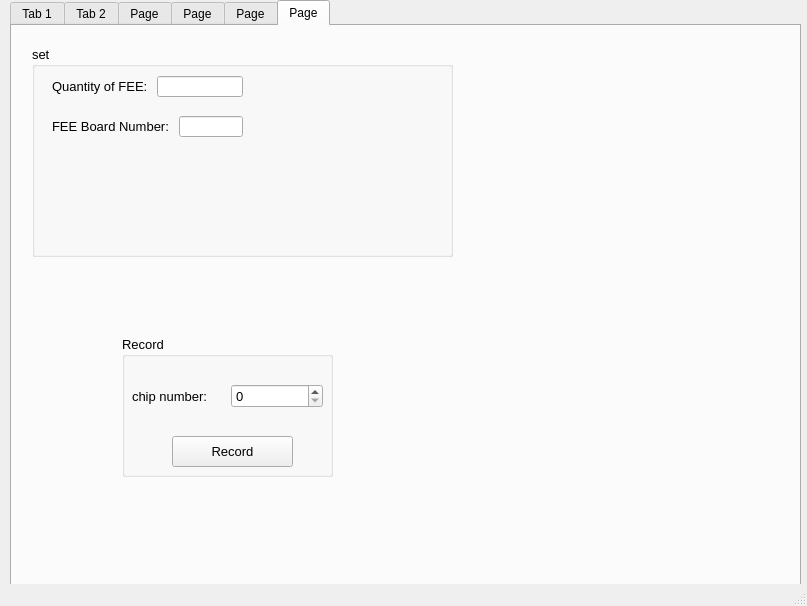
Dreamcatcher-aug/muon_Window, file mainwindow.ui: the form before one commit.
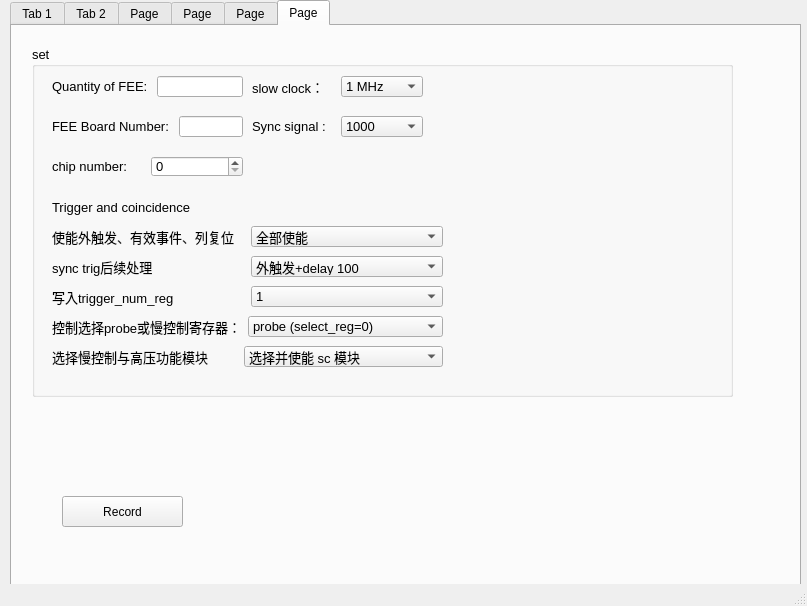
The form after the commit.

```diff
--- a/mainwindow.ui
+++ b/mainwindow.ui
@@ -4738,8 +4738,8 @@
        <rect>
         <x>20</x>
         <y>20</y>
-        <width>421</width>
-        <height>211</height>
+        <width>701</width>
+        <height>351</height>
        </rect>
       </property>
       <property name="font">
@@ -4772,7 +4772,7 @@
         </item>
        </layout>
       </widget>
-      <widget class="QWidget" name="">
+      <widget class="QWidget" name="layoutWidget">
        <property name="geometry">
         <rect>
          <x>20</x>
@@ -4794,31 +4794,13 @@
         </item>
        </layout>
       </widget>
-     </widget>
-     <widget class="QGroupBox" name="groupBox">
-      <property name="geometry">
-       <rect>
-        <x>110</x>
-        <y>310</y>
-        <width>211</width>
-        <height>141</height>
-       </rect>
-      </property>
-      <property name="font">
-       <font>
-        <pointsize>10</pointsize>
-       </font>
-      </property>
-      <property name="title">
-       <string>Record</string>
-      </property>
       <widget class="QWidget" name="layoutWidget_11">
        <property name="geometry">
         <rect>
-         <x>10</x>
-         <y>40</y>
+         <x>20</x>
+         <y>110</y>
          <width>191</width>
-         <height>41</height>
+         <height>21</height>
         </rect>
        </property>
        <layout class="QHBoxLayout" name="horizontalLayout_6">
@@ -4834,19 +4816,389 @@
         </item>
        </layout>
       </widget>
-      <widget class="QPushButton" name="debug_button">
+      <widget class="QLabel" name="label_6">
        <property name="geometry">
         <rect>
-         <x>50</x>
-         <y>100</y>
-         <width>121</width>
-         <height>31</height>
+         <x>20</x>
+         <y>150</y>
+         <width>141</width>
+         <height>19</height>
         </rect>
        </property>
        <property name="text">
-        <string>Record</string>
+        <string>Trigger and coincidence ： </string>
        </property>
       </widget>
+      <widget class="QWidget" name="">
+       <property name="geometry">
+        <rect>
+         <x>220</x>
+         <y>30</y>
+         <width>171</width>
+         <height>21</height>
+        </rect>
+       </property>
+       <layout class="QHBoxLayout" name="horizontalLayout_136">
+        <item>
+         <widget class="QLabel" name="label_136">
+          <property name="text">
+           <string>slow clock：</string>
+          </property>
+         </widget>
+        </item>
+        <item>
+         <widget class="QComboBox" name="slow_rate">
+          <item>
+           <property name="text">
+            <string>1 MHz</string>
+           </property>
+          </item>
+          <item>
+           <property name="text">
+            <string>500 kHz</string>
+           </property>
+          </item>
+          <item>
+           <property name="text">
+            <string>250 kHz</string>
+           </property>
+          </item>
+         </widget>
+        </item>
+       </layout>
+      </widget>
+      <widget class="QWidget" name="">
+       <property name="geometry">
+        <rect>
+         <x>220</x>
+         <y>70</y>
+         <width>171</width>
+         <height>21</height>
+        </rect>
+       </property>
+       <layout class="QHBoxLayout" name="horizontalLayout_137">
+        <item>
+         <widget class="QLabel" name="label_138">
+          <property name="minimumSize">
+           <size>
+            <width>10</width>
+            <height>0</height>
+           </size>
+          </property>
+          <property name="text">
+           <string>Sync signal :</string>
+          </property>
+         </widget>
+        </item>
+        <item>
+         <widget class="QComboBox" name="sync_speed">
+          <item>
+           <property name="text">
+            <string>1000</string>
+           </property>
+          </item>
+          <item>
+           <property name="text">
+            <string>500</string>
+           </property>
+          </item>
+          <item>
+           <property name="text">
+            <string>250</string>
+           </property>
+          </item>
+         </widget>
+        </item>
+       </layout>
+      </widget>
+      <widget class="QWidget" name="">
+       <property name="geometry">
+        <rect>
+         <x>20</x>
+         <y>180</y>
+         <width>391</width>
+         <height>21</height>
+        </rect>
+       </property>
+       <layout class="QHBoxLayout" name="horizontalLayout_138">
+        <item>
+         <widget class="QLabel" name="label_115">
+          <property name="text">
+           <string>使能外触发、有效事件、列复位</string>
+          </property>
+         </widget>
+        </item>
+        <item>
+         <widget class="QComboBox" name="Trigger_and_coincidence1">
+          <item>
+           <property name="text">
+            <string>全部使能</string>
+           </property>
+          </item>
+          <item>
+           <property name="text">
+            <string>仅外触发</string>
+           </property>
+          </item>
+          <item>
+           <property name="text">
+            <string>仅列复位</string>
+           </property>
+          </item>
+          <item>
+           <property name="text">
+            <string>s1</string>
+           </property>
+          </item>
+          <item>
+           <property name="text">
+            <string>s2</string>
+           </property>
+          </item>
+          <item>
+           <property name="text">
+            <string>s3</string>
+           </property>
+          </item>
+          <item>
+           <property name="text">
+            <string>s4</string>
+           </property>
+          </item>
+          <item>
+           <property name="text">
+            <string>s5</string>
+           </property>
+          </item>
+         </widget>
+        </item>
+       </layout>
+      </widget>
+      <widget class="QWidget" name="">
+       <property name="geometry">
+        <rect>
+         <x>20</x>
+         <y>210</y>
+         <width>391</width>
+         <height>21</height>
+        </rect>
+       </property>
+       <layout class="QHBoxLayout" name="horizontalLayout_139">
+        <item>
+         <widget class="QLabel" name="label_134">
+          <property name="text">
+           <string>sync trig后续处理</string>
+          </property>
+         </widget>
+        </item>
+        <item>
+         <widget class="QComboBox" name="Trigger_and_coincidence2">
+          <item>
+           <property name="text">
+            <string>外触发+delay 100</string>
+           </property>
+          </item>
+          <item>
+           <property name="text">
+            <string>自触发+delay 100 </string>
+           </property>
+          </item>
+         </widget>
+        </item>
+       </layout>
+      </widget>
+      <widget class="QWidget" name="">
+       <property name="geometry">
+        <rect>
+         <x>20</x>
+         <y>240</y>
+         <width>391</width>
+         <height>21</height>
+        </rect>
+       </property>
+       <layout class="QHBoxLayout" name="horizontalLayout_140">
+        <item>
+         <widget class="QLabel" name="label_135">
+          <property name="text">
+           <string>写入trigger_num_reg</string>
+          </property>
+         </widget>
+        </item>
+        <item>
+         <widget class="QComboBox" name="Trigger_and_coincidence3">
+          <item>
+           <property name="text">
+            <string>1</string>
+           </property>
+          </item>
+          <item>
+           <property name="text">
+            <string>2</string>
+           </property>
+          </item>
+          <item>
+           <property name="text">
+            <string>3</string>
+           </property>
+          </item>
+          <item>
+           <property name="text">
+            <string>4</string>
+           </property>
+          </item>
+          <item>
+           <property name="text">
+            <string>5</string>
+           </property>
+          </item>
+          <item>
+           <property name="text">
+            <string>6</string>
+           </property>
+          </item>
+          <item>
+           <property name="text">
+            <string>7</string>
+           </property>
+          </item>
+          <item>
+           <property name="text">
+            <string>8</string>
+           </property>
+          </item>
+          <item>
+           <property name="text">
+            <string>9</string>
+           </property>
+          </item>
+          <item>
+           <property name="text">
+            <string>10</string>
+           </property>
+          </item>
+          <item>
+           <property name="text">
+            <string>11</string>
+           </property>
+          </item>
+          <item>
+           <property name="text">
+            <string>12</string>
+           </property>
+          </item>
+          <item>
+           <property name="text">
+            <string>13</string>
+           </property>
+          </item>
+          <item>
+           <property name="text">
+            <string>14</string>
+           </property>
+          </item>
+          <item>
+           <property name="text">
+            <string>15</string>
+           </property>
+          </item>
+          <item>
+           <property name="text">
+            <string>16</string>
+           </property>
+          </item>
+         </widget>
+        </item>
+       </layout>
+      </widget>
+      <widget class="QWidget" name="">
+       <property name="geometry">
+        <rect>
+         <x>20</x>
+         <y>270</y>
+         <width>391</width>
+         <height>21</height>
+        </rect>
+       </property>
+       <layout class="QHBoxLayout" name="horizontalLayout_141">
+        <item>
+         <widget class="QLabel" name="label_137">
+          <property name="text">
+           <string>控制选择probe或慢控制寄存器：</string>
+          </property>
+         </widget>
+        </item>
+        <item>
+         <widget class="QComboBox" name="probe_and_register_choose">
+          <item>
+           <property name="text">
+            <string>probe (select_reg=0)</string>
+           </property>
+          </item>
+          <item>
+           <property name="text">
+            <string>慢控制寄存器 (select_reg=1)</string>
+           </property>
+          </item>
+         </widget>
+        </item>
+       </layout>
+      </widget>
+      <widget class="QWidget" name="">
+       <property name="geometry">
+        <rect>
+         <x>20</x>
+         <y>300</y>
+         <width>391</width>
+         <height>21</height>
+        </rect>
+       </property>
+       <layout class="QHBoxLayout" name="horizontalLayout_142">
+        <item>
+         <widget class="QLabel" name="label_139">
+          <property name="text">
+           <string>选择慢控制与高压功能模块</string>
+          </property>
+         </widget>
+        </item>
+        <item>
+         <widget class="QComboBox" name="module_choose">
+          <item>
+           <property name="text">
+            <string>选择并使能 sc 模块</string>
+           </property>
+          </item>
+          <item>
+           <property name="text">
+            <string>选择并禁用 sc 模块</string>
+           </property>
+          </item>
+          <item>
+           <property name="text">
+            <string>选择并使能 hv 模块</string>
+           </property>
+          </item>
+          <item>
+           <property name="text">
+            <string>选择并使能 data_socket_test</string>
+           </property>
+          </item>
+         </widget>
+        </item>
+       </layout>
+      </widget>
+     </widget>
+     <widget class="QPushButton" name="debug_button">
+      <property name="geometry">
+       <rect>
+        <x>50</x>
+        <y>470</y>
+        <width>121</width>
+        <height>31</height>
+       </rect>
+      </property>
+      <property name="text">
+       <string>Record</string>
+      </property>
      </widget>
     </widget>
    </widget>
```
